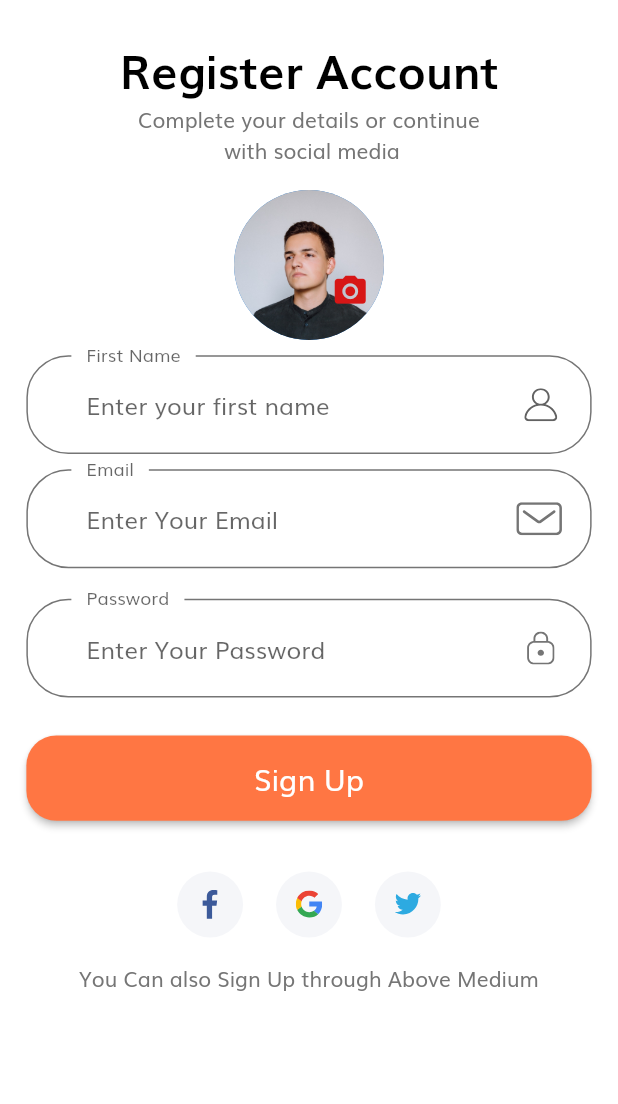
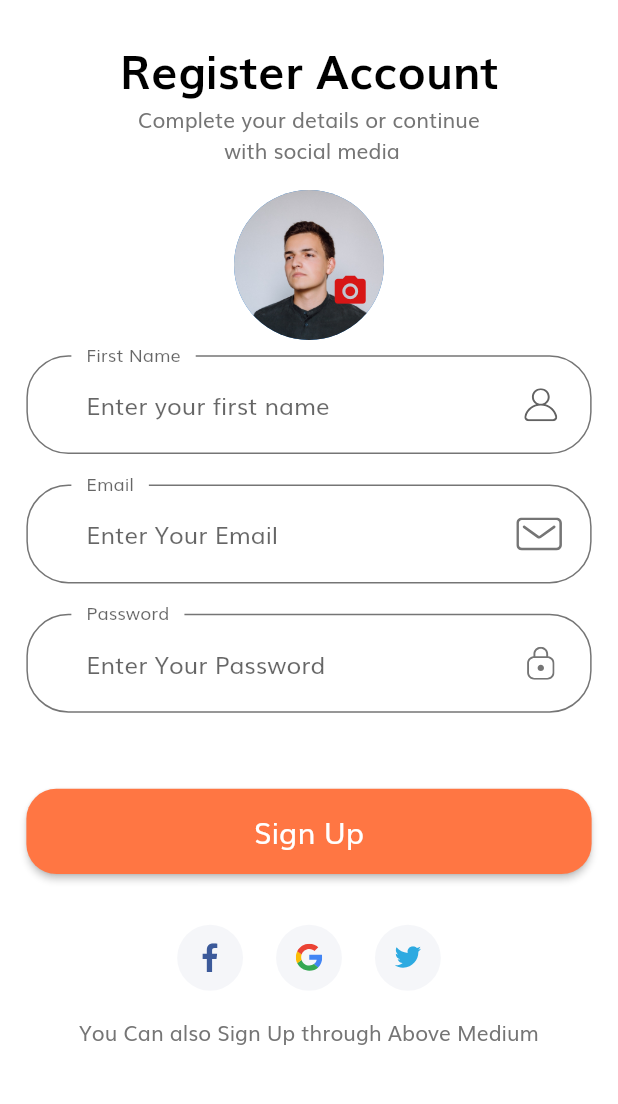
Before and after one commit to bhattarainabin64/EcommerceApp, a Flutter app: the SignUpScreen screen opened by its route, on a phone screen of 412 x 824 dp, the part 54-1158 px from its top. Run offline on Flutter 3.47's test engine with Material 2 defaults, Android fonts, the phone set to English and light mode, and no system bars; our stand-ins replace awesome_notifications, badges, carousel_slider, curved_navigation_bar, dio, flutter_rating_bar and 12 more; missing offline and left inert: clippy_flutter, dart:ffi, dio_http_cache, wear; accounts and stored records are empty; network calls fail.

Commit message:
fix bug of register

```diff
--- a/lib/screens/sign_up/components/sign_up_form.dart
+++ b/lib/screens/sign_up/components/sign_up_form.dart
@@ -56,11 +56,11 @@ class _SignUpFormState extends State<SignUpForm> {
   final List<String> errors = [];
 
   final _formKey = GlobalKey<FormState>();
-  File? img;
-  String? base64;
+  File? imgs;
+  String? base63;
   String? nbase64;
 
-  Future _loadImage(ImageSource imageSourc) async {
+  Future _loadImages(ImageSource imageSourc) async {
     try {
       final image = await ImagePicker().pickImage(source: imageSourc);
       final bytes = File(image!.path).readAsBytesSync();
@@ -68,8 +68,8 @@ class _SignUpFormState extends State<SignUpForm> {
 
       if (base64Image != null) {
         setState(() {
-          img = File(image.path);
-          base64 = base64Image;
+          imgs = File(image.path);
+          base63 = base64Image;
         });
       } else {
         return;
@@ -105,13 +105,13 @@ class _SignUpFormState extends State<SignUpForm> {
                 icon: Icon(Icons.camera),
                 label: const Text("Camera"),
                 onPressed: () {
-                  _loadImage(ImageSource.camera);
+                  _loadImages(ImageSource.camera);
                 },
               ),
               TextButton.icon(
                 icon: const Icon(Icons.image),
                 onPressed: () {
-                  _loadImage(ImageSource.gallery);
+                  _loadImages(ImageSource.gallery);
                 },
                 label: const Text("Gallery"),
               ),
@@ -129,9 +129,9 @@ class _SignUpFormState extends State<SignUpForm> {
             child: SizedBox(
               width: 100.0,
               height: 100.0,
-              child: (img != null)
+              child: (imgs != null)
                   ? Image.file(
-                      img!,
+                      imgs!,
                       fit: BoxFit.fill,
                     )
                   : Image.asset(
@@ -171,14 +171,14 @@ class _SignUpFormState extends State<SignUpForm> {
             height: getProportionateScreenHeight(10),
           ),
           buildNameFormFild(),
-          SizedBox(height: getProportionateScreenHeight(10)),
+          SizedBox(height: getProportionateScreenHeight(20)),
           buildEmailFormField(),
           SizedBox(height: getProportionateScreenHeight(20)),
           buildPasswordFormField(),
-          SizedBox(height: getProportionateScreenHeight(10)),
+          SizedBox(height: getProportionateScreenHeight(20)),
           // buildConfirmPasswordFormFiled(),
-          FormError(erros: errors),
-          SizedBox(height: getProportionateScreenHeight(15)),
+
+          SizedBox(height: getProportionateScreenHeight(30)),
           DefaultButton(
               text: "Sign Up",
               press: () {
@@ -187,7 +187,7 @@ class _SignUpFormState extends State<SignUpForm> {
                       name: _nameController.text,
                       email: _emailController.text,
                       password: _passwordController.text,
-                      image: base64);
+                      image: base63);
 
                   _registerUser(user);
                 }
```
Also changed, not shown: lib/api/userapi.dart (+24 -5 lines), lib/model/shipping_model.dart (added, +61 -0 lines), lib/screens/muti_step_form/multi_step.dart (+14 -8 lines), lib/screens/profile/profile.dart (+1 -29 lines).
